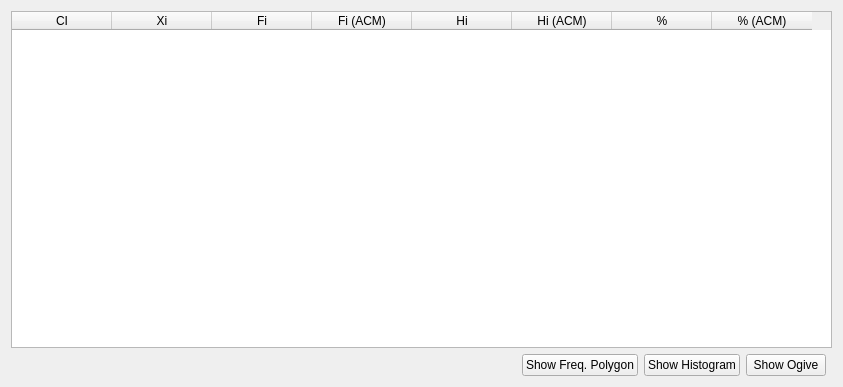
Above: ui/classintervalfreqt.ui from h-nick/SHelper before the change. Below: the same form after it.
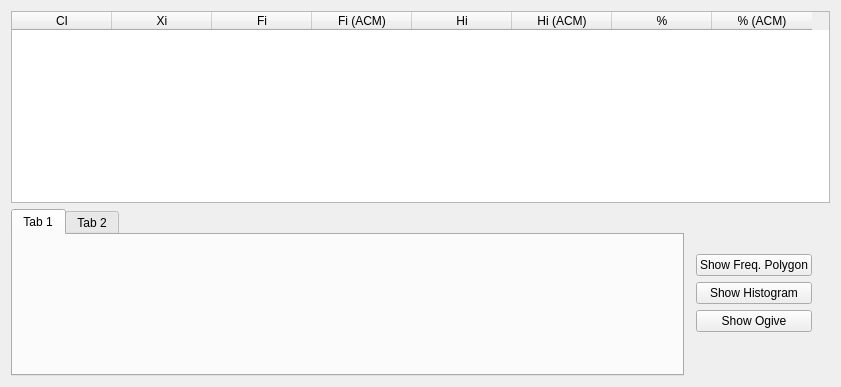
That is the form after the change.

Patch:
```diff
--- a/ui/classintervalfreqt.ui
+++ b/ui/classintervalfreqt.ui
@@ -6,7 +6,7 @@
    <rect>
     <x>0</x>
     <y>0</y>
-    <width>843</width>
+    <width>841</width>
     <height>387</height>
    </rect>
   </property>
@@ -14,30 +14,7 @@
    <string>Form</string>
   </property>
   <layout class="QGridLayout" name="gridLayout">
-   <item row="1" column="2">
-    <widget class="QPushButton" name="buttonHistogram">
-     <property name="enabled">
-      <bool>true</bool>
-     </property>
-     <property name="text">
-      <string>Show Histogram</string>
-     </property>
-    </widget>
-   </item>
-   <item row="1" column="0">
-    <spacer name="horizontalSpacer">
-     <property name="orientation">
-      <enum>Qt::Horizontal</enum>
-     </property>
-     <property name="sizeHint" stdset="0">
-      <size>
-       <width>40</width>
-       <height>20</height>
-      </size>
-     </property>
-    </spacer>
-   </item>
-   <item row="0" column="0" colspan="5">
+   <item row="0" column="0" rowspan="2" colspan="6">
     <widget class="QTableWidget" name="table">
      <column>
       <property name="text">
@@ -81,18 +58,72 @@
      </column>
     </widget>
    </item>
-   <item row="1" column="3">
-    <widget class="QPushButton" name="buttonOgive">
-     <property name="text">
-      <string>Show Ogive</string>
-     </property>
-    </widget>
+   <item row="2" column="2">
+    <layout class="QVBoxLayout" name="buttonVerticalLayout">
+     <item>
+      <spacer name="verticalSpacer">
+       <property name="orientation">
+        <enum>Qt::Vertical</enum>
+       </property>
+       <property name="sizeHint" stdset="0">
+        <size>
+         <width>20</width>
+         <height>40</height>
+        </size>
+       </property>
+      </spacer>
+     </item>
+     <item>
+      <widget class="QPushButton" name="buttonFreqPol">
+       <property name="text">
+        <string>Show Freq. Polygon</string>
+       </property>
+      </widget>
+     </item>
+     <item>
+      <widget class="QPushButton" name="buttonHistogram">
+       <property name="enabled">
+        <bool>true</bool>
+       </property>
+       <property name="text">
+        <string>Show Histogram</string>
+       </property>
+      </widget>
+     </item>
+     <item>
+      <widget class="QPushButton" name="buttonOgive">
+       <property name="text">
+        <string>Show Ogive</string>
+       </property>
+      </widget>
+     </item>
+     <item>
+      <spacer name="verticalSpacer_2">
+       <property name="orientation">
+        <enum>Qt::Vertical</enum>
+       </property>
+       <property name="sizeHint" stdset="0">
+        <size>
+         <width>20</width>
+         <height>40</height>
+        </size>
+       </property>
+      </spacer>
+     </item>
+    </layout>
    </item>
-   <item row="1" column="1">
-    <widget class="QPushButton" name="buttonFreqPol">
-     <property name="text">
-      <string>Show Freq. Polygon</string>
-     </property>
+   <item row="2" column="0">
+    <widget class="QTabWidget" name="tabWidget">
+     <widget class="QWidget" name="tab">
+      <attribute name="title">
+       <string>Tab 1</string>
+      </attribute>
+     </widget>
+     <widget class="QWidget" name="tab_2">
+      <attribute name="title">
+       <string>Tab 2</string>
+      </attribute>
+     </widget>
     </widget>
    </item>
   </layout>
```
